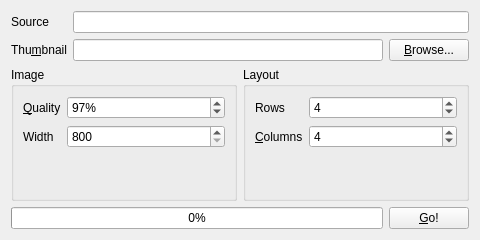
This is thumbnailerwindow.ui in mpc-qt/mpc-qt as Qt 5 draws it before an edit. The edited form follows.
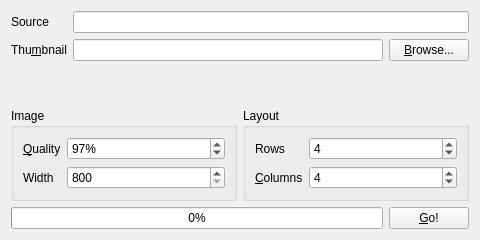
This is the edited form.

Diff of the .ui file:
```diff
--- a/thumbnailerwindow.ui
+++ b/thumbnailerwindow.ui
@@ -13,7 +13,135 @@
   <property name="windowTitle">
    <string>Save Thumbnails</string>
   </property>
-  <layout class="QGridLayout" name="gridLayout" rowstretch="0,1,0">
+  <layout class="QGridLayout" name="gridLayout" rowstretch="0,0,0">
+   <item row="1" column="1">
+    <widget class="QGroupBox" name="layoutBox">
+     <property name="title">
+      <string>Layout</string>
+     </property>
+     <layout class="QFormLayout" name="formLayout">
+      <item row="0" column="0">
+       <widget class="QLabel" name="layoutRowLabel">
+        <property name="text">
+         <string>Rows</string>
+        </property>
+        <property name="buddy">
+         <cstring>layoutRow</cstring>
+        </property>
+       </widget>
+      </item>
+      <item row="0" column="1">
+       <widget class="QSpinBox" name="layoutRow">
+        <property name="minimum">
+         <number>1</number>
+        </property>
+        <property name="maximum">
+         <number>12</number>
+        </property>
+        <property name="value">
+         <number>4</number>
+        </property>
+       </widget>
+      </item>
+      <item row="1" column="0">
+       <widget class="QLabel" name="layoutColumnsLabel">
+        <property name="text">
+         <string>&amp;Columns</string>
+        </property>
+        <property name="buddy">
+         <cstring>layoutColumns</cstring>
+        </property>
+       </widget>
+      </item>
+      <item row="1" column="1">
+       <widget class="QSpinBox" name="layoutColumns">
+        <property name="minimum">
+         <number>1</number>
+        </property>
+        <property name="maximum">
+         <number>12</number>
+        </property>
+        <property name="value">
+         <number>4</number>
+        </property>
+       </widget>
+      </item>
+     </layout>
+    </widget>
+   </item>
+   <item row="2" column="0" colspan="2">
+    <layout class="QHBoxLayout" name="actionLayout">
+     <item>
+      <widget class="QProgressBar" name="actionProgress">
+       <property name="value">
+        <number>0</number>
+       </property>
+      </widget>
+     </item>
+     <item>
+      <widget class="QPushButton" name="actionGo">
+       <property name="text">
+        <string>&amp;Go!</string>
+       </property>
+      </widget>
+     </item>
+    </layout>
+   </item>
+   <item row="1" column="0">
+    <widget class="QGroupBox" name="imageBox">
+     <property name="title">
+      <string>Image</string>
+     </property>
+     <layout class="QFormLayout" name="formLayout_2">
+      <item row="0" column="0">
+       <widget class="QLabel" name="imageQualityLabel">
+        <property name="text">
+         <string>&amp;Quality</string>
+        </property>
+        <property name="buddy">
+         <cstring>imageQuality</cstring>
+        </property>
+       </widget>
+      </item>
+      <item row="0" column="1">
+       <widget class="QSpinBox" name="imageQuality">
+        <property name="suffix">
+         <string>%</string>
+        </property>
+        <property name="minimum">
+         <number>1</number>
+        </property>
+        <property name="maximum">
+         <number>100</number>
+        </property>
+        <property name="value">
+         <number>97</number>
+        </property>
+       </widget>
+      </item>
+      <item row="1" column="0">
+       <widget class="QLabel" name="imageWidthLabel">
+        <property name="text">
+         <string>Width</string>
+        </property>
+        <property name="buddy">
+         <cstring>imageWidth</cstring>
+        </property>
+       </widget>
+      </item>
+      <item row="1" column="1">
+       <widget class="QSpinBox" name="imageWidth">
+        <property name="minimum">
+         <number>800</number>
+        </property>
+        <property name="maximum">
+         <number>8192</number>
+        </property>
+       </widget>
+      </item>
+     </layout>
+    </widget>
+   </item>
    <item row="0" column="0" colspan="2">
     <layout class="QFormLayout" name="mediaLayout">
      <item row="0" column="0">
@@ -62,134 +190,6 @@
      </item>
     </layout>
    </item>
-   <item row="1" column="0">
-    <widget class="QGroupBox" name="imageBox">
-     <property name="title">
-      <string>Image</string>
-     </property>
-     <layout class="QFormLayout" name="formLayout_2">
-      <item row="0" column="0">
-       <widget class="QLabel" name="imageQualityLabel">
-        <property name="text">
-         <string>&amp;Quality</string>
-        </property>
-        <property name="buddy">
-         <cstring>imageQuality</cstring>
-        </property>
-       </widget>
-      </item>
-      <item row="0" column="1">
-       <widget class="QSpinBox" name="imageQuality">
-        <property name="suffix">
-         <string>%</string>
-        </property>
-        <property name="minimum">
-         <number>1</number>
-        </property>
-        <property name="maximum">
-         <number>100</number>
-        </property>
-        <property name="value">
-         <number>97</number>
-        </property>
-       </widget>
-      </item>
-      <item row="1" column="0">
-       <widget class="QLabel" name="imageWidthLabel">
-        <property name="text">
-         <string>Width</string>
-        </property>
-        <property name="buddy">
-         <cstring>imageWidth</cstring>
-        </property>
-       </widget>
-      </item>
-      <item row="1" column="1">
-       <widget class="QSpinBox" name="imageWidth">
-        <property name="minimum">
-         <number>800</number>
-        </property>
-        <property name="maximum">
-         <number>8192</number>
-        </property>
-       </widget>
-      </item>
-     </layout>
-    </widget>
-   </item>
-   <item row="1" column="1">
-    <widget class="QGroupBox" name="layoutBox">
-     <property name="title">
-      <string>Layout</string>
-     </property>
-     <layout class="QFormLayout" name="formLayout">
-      <item row="0" column="0">
-       <widget class="QLabel" name="layoutRowLabel">
-        <property name="text">
-         <string>Rows</string>
-        </property>
-        <property name="buddy">
-         <cstring>layoutRow</cstring>
-        </property>
-       </widget>
-      </item>
-      <item row="0" column="1">
-       <widget class="QSpinBox" name="layoutRow">
-        <property name="minimum">
-         <number>1</number>
-        </property>
-        <property name="maximum">
-         <number>12</number>
-        </property>
-        <property name="value">
-         <number>4</number>
-        </property>
-       </widget>
-      </item>
-      <item row="1" column="0">
-       <widget class="QLabel" name="layoutColumnsLabel">
-        <property name="text">
-         <string>&amp;Columns</string>
-        </property>
-        <property name="buddy">
-         <cstring>layoutColumns</cstring>
-        </property>
-       </widget>
-      </item>
-      <item row="1" column="1">
-       <widget class="QSpinBox" name="layoutColumns">
-        <property name="minimum">
-         <number>1</number>
-        </property>
-        <property name="maximum">
-         <number>12</number>
-        </property>
-        <property name="value">
-         <number>4</number>
-        </property>
-       </widget>
-      </item>
-     </layout>
-    </widget>
-   </item>
-   <item row="2" column="0" colspan="2">
-    <layout class="QHBoxLayout" name="actionLayout">
-     <item>
-      <widget class="QProgressBar" name="actionProgress">
-       <property name="value">
-        <number>0</number>
-       </property>
-      </widget>
-     </item>
-     <item>
-      <widget class="QPushButton" name="actionGo">
-       <property name="text">
-        <string>&amp;Go!</string>
-       </property>
-      </widget>
-     </item>
-    </layout>
-   </item>
   </layout>
  </widget>
  <tabstops>
```
Left out of the diff: 2 changed lines with no effect on the pictures.
